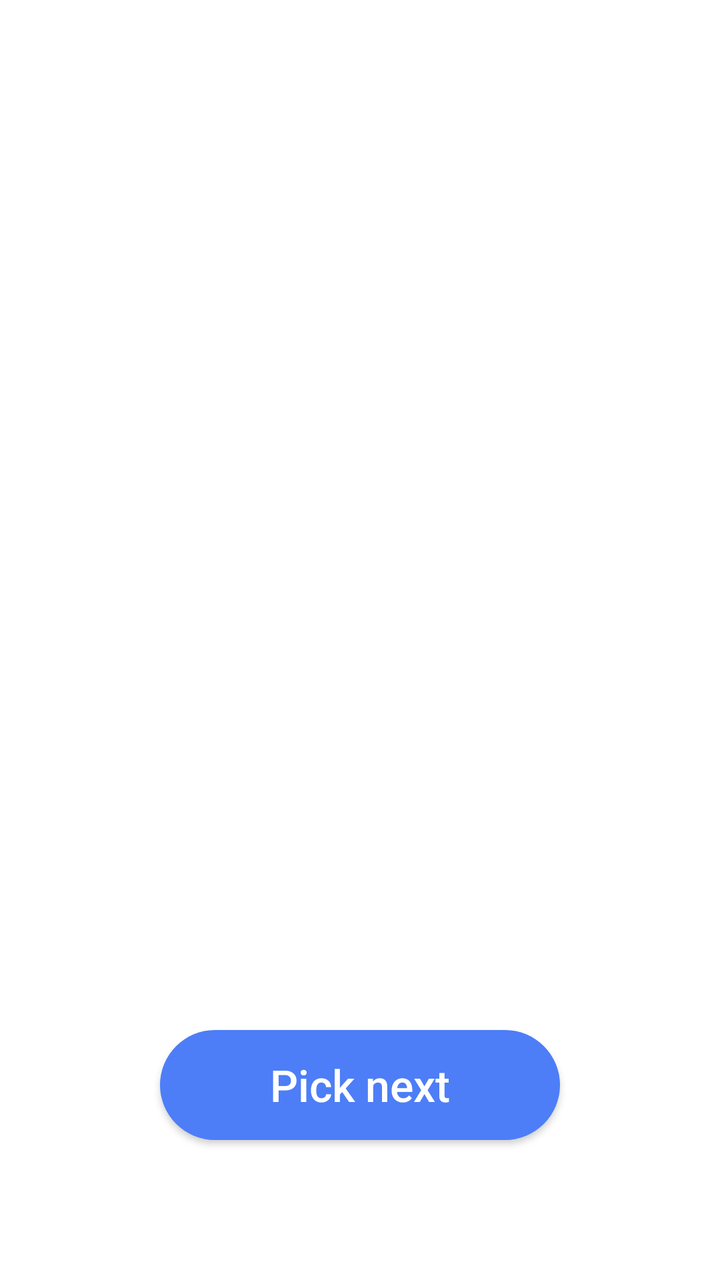
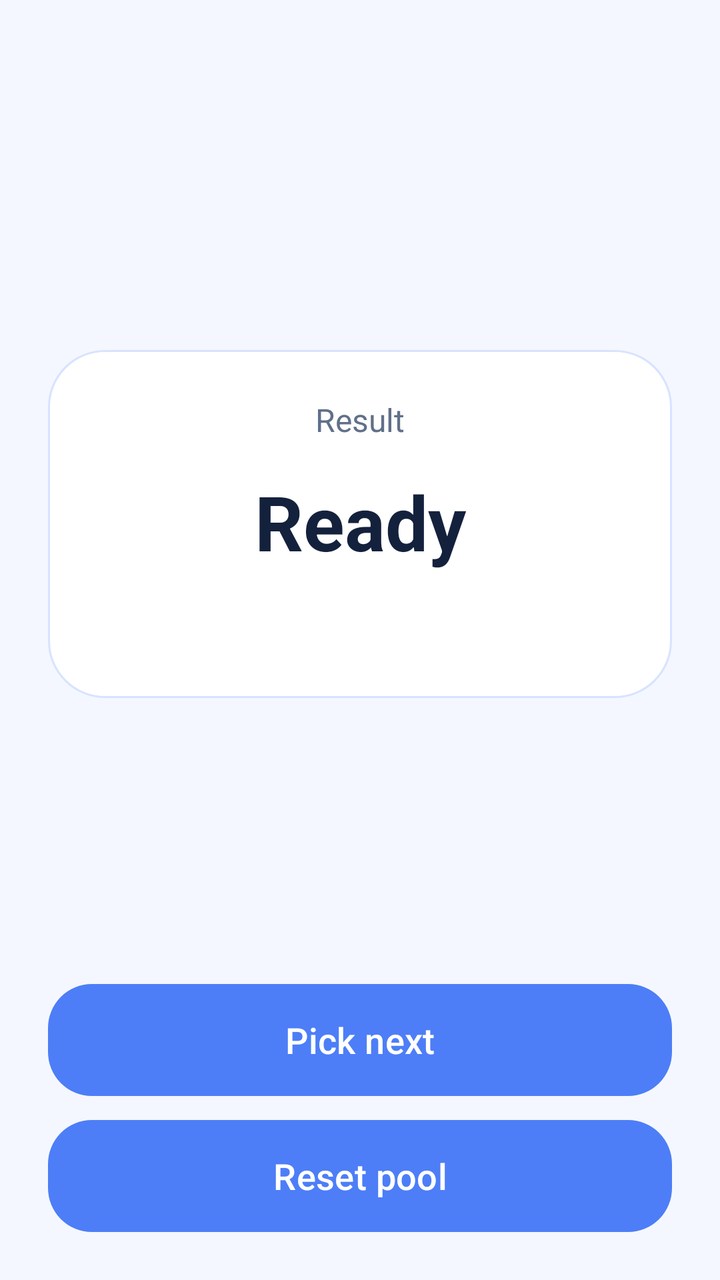

Two renders of the same Android screen: before a commit and after it. Below are the layout's source before the change and the commit's diff.
<!-- AndroidManifest.xml: application theme Theme.Randomizer -->
<!-- res/layout/activity_categories.xml -->
<?xml version="1.0" encoding="utf-8"?>
<androidx.constraintlayout.widget.ConstraintLayout xmlns:android="http://schemas.android.com/apk/res/android"
    xmlns:app="http://schemas.android.com/apk/res-auto"
    xmlns:tools="http://schemas.android.com/tools"
    android:id="@+id/constraintLayout2"
    android:layout_width="match_parent"
    android:layout_height="match_parent"
    android:background="#ffffff"
    android:gravity="center">

    <TextView
        android:id="@+id/result_text"
        android:layout_width="wrap_content"
        android:layout_height="150sp"
        android:textSize="35sp"
        android:textStyle="bold"
        android:textColor="#000000"
        android:textAllCaps="false"
        android:gravity="center"
        app:layout_constraintBottom_toBottomOf="parent"
        app:layout_constraintEnd_toEndOf="parent"
        app:layout_constraintStart_toStartOf="parent"
        app:layout_constraintTop_toTopOf="parent"
        app:layout_constraintVertical_chainStyle="packed" />

    <Button
        android:id="@+id/pick_button"
        android:layout_width="200dp"
        android:layout_height="55dp"
        android:layout_marginBottom="70dp"
        android:text="Pick next"
        android:textAllCaps="false"
        android:textSize="22sp"
        android:textColor="#ffffff"
        android:background="@drawable/button_selector"
        app:layout_constraintBottom_toBottomOf="parent"
        app:layout_constraintEnd_toEndOf="parent"
        app:layout_constraintStart_toStartOf="parent" />

</androidx.constraintlayout.widget.ConstraintLayout>
<!-- resources referenced by this layout -->
<resources>
  <!-- drawable button_selector (drawable) -->
  <?xml version="1.0" encoding="utf-8"?>
  <selector xmlns:android="http://schemas.android.com/apk/res/android">
      <item android:drawable="@drawable/button_background_pressed" android:state_pressed="true" /> 
      <item android:drawable="@drawable/button_background_disabled" android:state_enabled="false" /> 
      <item android:drawable="@drawable/button_background_normal" /> 
  </selector>
  <style name="Theme.Randomizer" parent="Theme.AppCompat.Light.NoActionBar">
          <item name="android:statusBarColor">@color/white</item>
          <item name="android:windowLightStatusBar">true</item>
          <item name="android:navigationBarColor">@color/white</item>
      </style>
  <!-- drawable button_background_pressed (drawable) -->
  <?xml version="1.0" encoding="utf-8"?>
  <shape xmlns:android="http://schemas.android.com/apk/res/android">
      <solid android:color="#A8BEF6" /> 
      <corners android:radius="30dp" /> 
  </shape>
  <!-- drawable button_background_disabled (drawable) -->
  <?xml version="1.0" encoding="utf-8"?>
  <shape xmlns:android="http://schemas.android.com/apk/res/android">
      <solid android:color="#A8BEF6" /> 
      <corners android:radius="30dp" /> 
  </shape>
  <!-- drawable button_background_normal (drawable) -->
  <?xml version="1.0" encoding="utf-8"?>
  <shape xmlns:android="http://schemas.android.com/apk/res/android">
      <solid android:color="#4D7EF7" /> 
      <corners android:radius="30dp" /> 
  </shape>
  <color name="white">#FFFFFFFF</color>
</resources>

<!-- the commit's change to res/layout/activity_categories.xml (unified diff, before → after) -->
@@ -2,39 +2,89 @@
 <androidx.constraintlayout.widget.ConstraintLayout xmlns:android="http://schemas.android.com/apk/res/android"
     xmlns:app="http://schemas.android.com/apk/res-auto"
     xmlns:tools="http://schemas.android.com/tools"
-    android:id="@+id/constraintLayout2"
     android:layout_width="match_parent"
     android:layout_height="match_parent"
-    android:background="#ffffff"
-    android:gravity="center">
+    android:background="@color/screen_background"
+    tools:context=".CategoriesActivity">
 
-    <TextView
-        android:id="@+id/result_text"
-        android:layout_width="wrap_content"
-        android:layout_height="150sp"
-        android:textSize="35sp"
-        android:textStyle="bold"
-        android:textColor="#000000"
-        android:textAllCaps="false"
-        android:gravity="center"
-        app:layout_constraintBottom_toBottomOf="parent"
+    <LinearLayout
+        android:id="@+id/content_panel"
+        android:layout_width="0dp"
+        android:layout_height="wrap_content"
+        android:layout_marginStart="24dp"
+        android:layout_marginEnd="24dp"
+        android:background="@drawable/panel_background"
+        android:gravity="center_horizontal"
+        android:orientation="vertical"
+        android:padding="24dp"
+        app:layout_constraintBottom_toTopOf="@+id/button_bar"
         app:layout_constraintEnd_toEndOf="parent"
         app:layout_constraintStart_toStartOf="parent"
         app:layout_constraintTop_toTopOf="parent"
-        app:layout_constraintVertical_chainStyle="packed" />
+        app:layout_constraintVertical_bias="0.55">
 
-    <Button
-        android:id="@+id/pick_button"
-        android:layout_width="200dp"
-        android:layout_height="55dp"
-        android:layout_marginBottom="70dp"
-        android:text="Pick next"
-        android:textAllCaps="false"
-        android:textSize="22sp"
-        android:textColor="#ffffff"
-        android:background="@drawable/button_selector"
+        <TextView
+            android:layout_width="wrap_content"
+            android:layout_height="wrap_content"
+            android:text="Result"
+            android:textColor="@color/text_secondary"
+            android:textSize="16sp" />
+
+        <TextView
+            android:id="@+id/result_text"
+            android:layout_width="match_parent"
+            android:layout_height="wrap_content"
+            android:minHeight="56dp"
+            android:layout_marginTop="12dp"
+            android:gravity="center"
+            android:text="Ready"
+            android:textColor="@color/text_primary"
+            android:textSize="38sp"
+            android:textStyle="bold" />
+
+        <TextView
+            android:id="@+id/pool_status_text"
+            android:layout_width="match_parent"
+            android:layout_height="wrap_content"
+            android:layout_marginTop="16dp"
+            android:gravity="center"
+            android:textColor="@color/text_secondary"
+            android:textSize="15sp" />
+    </LinearLayout>
+
+    <LinearLayout
+        android:id="@+id/button_bar"
+        android:layout_width="0dp"
+        android:layout_height="wrap_content"
+        android:layout_marginStart="24dp"
+        android:layout_marginEnd="24dp"
+        android:layout_marginBottom="24dp"
+        android:gravity="center"
+        android:orientation="vertical"
         app:layout_constraintBottom_toBottomOf="parent"
         app:layout_constraintEnd_toEndOf="parent"
-        app:layout_constraintStart_toStartOf="parent" />
+        app:layout_constraintStart_toStartOf="parent">
+
+        <Button
+            android:id="@+id/pick_button"
+            android:layout_width="match_parent"
+            android:layout_height="56dp"
+            android:background="@drawable/button_selector"
+            android:text="Pick next"
+            android:textAllCaps="false"
+            android:textColor="@color/button_text"
+            android:textSize="18sp" />
+
+        <Button
+            android:id="@+id/reset_button"
+            android:layout_width="match_parent"
+            android:layout_height="56dp"
+            android:layout_marginTop="12dp"
+            android:background="@drawable/button_selector"
+            android:text="Reset pool"
+            android:textAllCaps="false"
+            android:textColor="@color/button_text"
+            android:textSize="18sp" />
+    </LinearLayout>
 
 </androidx.constraintlayout.widget.ConstraintLayout>
<!-- resource entries referenced after the edit -->
@@ -1,5 +1,9 @@
 <!-- resources referenced by this layout -->
 <resources>
+  <color name="button_text">#FFFFFFFF</color>
+  <color name="screen_background">#F4F7FF</color>
+  <color name="text_primary">#FF14213D</color>
+  <color name="text_secondary">#FF60708A</color>
   <!-- drawable button_selector (drawable) -->
   <?xml version="1.0" encoding="utf-8"?>
   <selector xmlns:android="http://schemas.android.com/apk/res/android">
@@ -7,29 +11,42 @@
       <item android:drawable="@drawable/button_background_disabled" android:state_enabled="false" /> 
       <item android:drawable="@drawable/button_background_normal" /> 
   </selector>
-  <style name="Theme.Randomizer" parent="Theme.AppCompat.Light.NoActionBar">
-          <item name="android:statusBarColor">@color/white</item>
-          <item name="android:windowLightStatusBar">true</item>
-          <item name="android:navigationBarColor">@color/white</item>
+  <!-- drawable panel_background (drawable) -->
+  <?xml version="1.0" encoding="utf-8"?>
+  <shape xmlns:android="http://schemas.android.com/apk/res/android">
+      <solid android:color="@color/surface_background" />
+      <stroke android:width="1dp" android:color="@color/surface_stroke" />
+      <corners android:radius="28dp" />
+  </shape>
+  <style name="Theme.Randomizer" parent="Theme.Material3.DayNight.NoActionBar">
+          <item name="colorPrimary">@color/accent</item>
+          <item name="colorSecondary">@color/accent</item>
+          <item name="android:statusBarColor">@android:color/transparent</item>
+          <item name="android:navigationBarColor">@color/screen_background</item>
+          <item name="android:windowBackground">@color/screen_background</item>
       </style>
   <!-- drawable button_background_pressed (drawable) -->
   <?xml version="1.0" encoding="utf-8"?>
   <shape xmlns:android="http://schemas.android.com/apk/res/android">
-      <solid android:color="#A8BEF6" /> 
-      <corners android:radius="30dp" /> 
+      <solid android:color="@color/accent_pressed" />
+      <corners android:radius="22dp" />
   </shape>
   <!-- drawable button_background_disabled (drawable) -->
   <?xml version="1.0" encoding="utf-8"?>
   <shape xmlns:android="http://schemas.android.com/apk/res/android">
-      <solid android:color="#A8BEF6" /> 
-      <corners android:radius="30dp" /> 
+      <solid android:color="@color/accent_disabled" />
+      <corners android:radius="22dp" />
   </shape>
   <!-- drawable button_background_normal (drawable) -->
   <?xml version="1.0" encoding="utf-8"?>
   <shape xmlns:android="http://schemas.android.com/apk/res/android">
-      <solid android:color="#4D7EF7" /> 
-      <corners android:radius="30dp" /> 
+      <solid android:color="@color/accent" />
+      <corners android:radius="22dp" />
   </shape>
-  <color name="white">#FFFFFFFF</color>
+  <color name="surface_background">#FFFFFFFF</color>
+  <color name="surface_stroke">#D8E3FF</color>
+  <color name="accent">#4D7EF7</color>
+  <color name="accent_pressed">#3D68D7</color>
+  <color name="accent_disabled">#A8BEF6</color>
 </resources>
 
